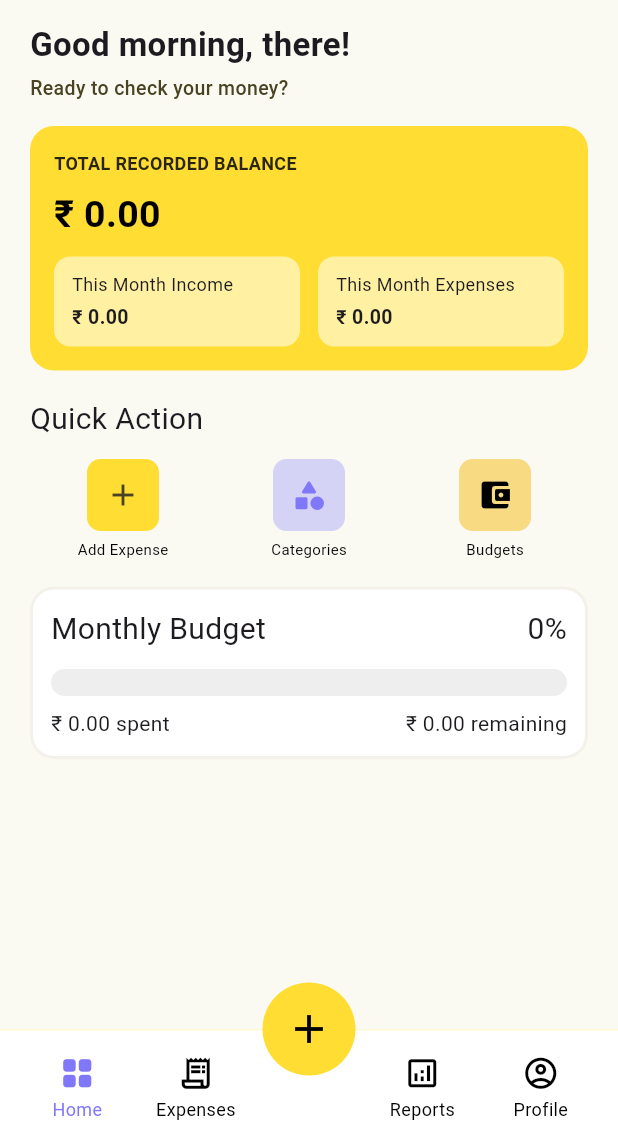
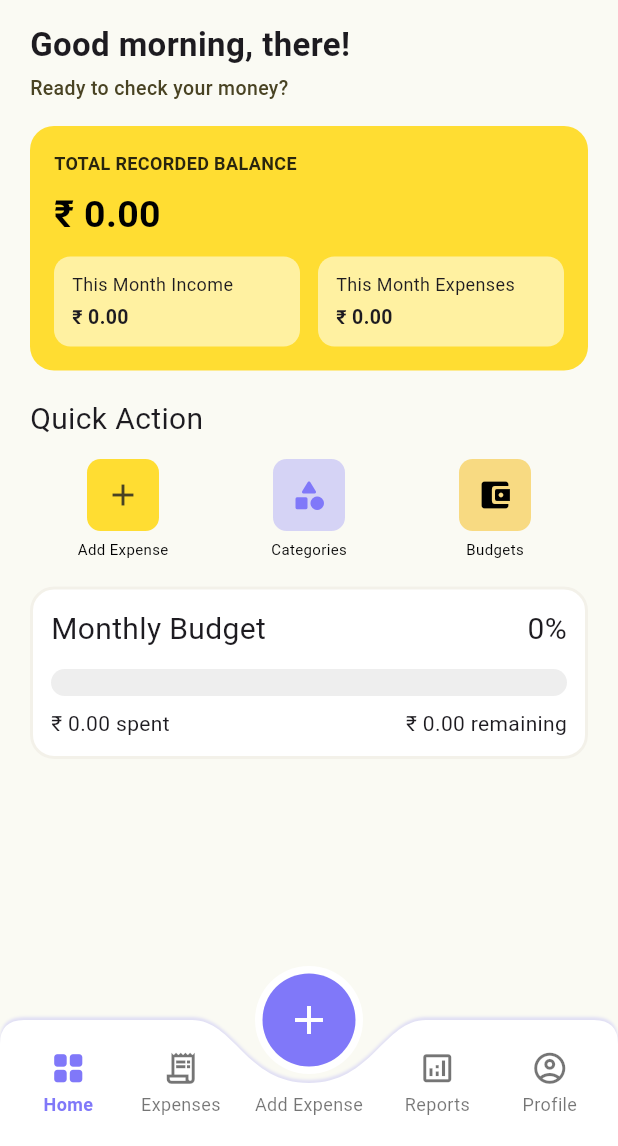
Before and after one commit to NeelSavsani/HisaabMitra, a Flutter app: the DashboardScreen screen opened by its route, after a tap on the "add" icon, on a phone screen of 412 x 824 dp, the part 90-1236 px from its top. Run offline on Flutter 3.47's test engine with Material 3 defaults, Android fonts, the phone set to English and light mode, and no system bars; our stand-ins replace firebase_auth, firebase_core, firebase_database, google_fonts; accounts and stored records are empty; Roboto replaces fonts that are missing (Chewy); project files that could hold a hidden picture were left out.

Commit message:
bottom completed

```diff
--- a/lib/dashboard_screen.dart
+++ b/lib/dashboard_screen.dart
@@ -23,13 +23,19 @@ class DashboardScreen extends StatelessWidget {
     return Scaffold(
       backgroundColor: const Color(0xFFFAFAF3),
       floatingActionButtonLocation: FloatingActionButtonLocation.centerDocked,
-      floatingActionButton: SizedBox(
-        width: 62,
-        height: 62,
+      floatingActionButton: Container(
+        width: 72,
+        height: 72,
+        padding: const EdgeInsets.all(5),
+        decoration: const BoxDecoration(
+          color: Colors.white,
+          shape: BoxShape.circle,
+        ),
         child: FloatingActionButton(
           onPressed: () {},
-          backgroundColor: const Color(0xFFFFDD32),
-          foregroundColor: Colors.black,
+          tooltip: 'Add Expense',
+          backgroundColor: const Color(0xFF8078F9),
+          foregroundColor: Colors.white,
           elevation: 0,
           shape: const CircleBorder(),
           child: const Icon(Icons.add, size: 32),
@@ -37,18 +43,15 @@ class DashboardScreen extends StatelessWidget {
       ),
       bottomNavigationBar: SafeArea(
         top: false,
-        child: Container(
-          height: 78,
-          decoration: BoxDecoration(
-            color: Colors.white,
-            border: Border(
-              top: BorderSide(
-                color: const Color(0xFFFFDD32).withValues(alpha: 0.2),
-              ),
-            ),
-          ),
+        left: false,
+        right: false,
+        child: SizedBox(
+          width: double.infinity,
+          height: 84,
+          child: CustomPaint(
+            painter: const _NotchedBarPainter(),
             child: Padding(
-            padding: const EdgeInsets.symmetric(horizontal: 12),
+              padding: const EdgeInsets.symmetric(horizontal: 8),
               child: Row(
                 children: const [
                   Expanded(
@@ -64,7 +67,25 @@ class DashboardScreen extends StatelessWidget {
                       icon: Icons.receipt_long_outlined,
                     ),
                   ),
-                SizedBox(width: 72),
+                  SizedBox(
+                    width: 96,
+                    child: Column(
+                      mainAxisAlignment: MainAxisAlignment.center,
+                      children: [
+                        SizedBox(height: 28),
+                        Text(
+                          'Add Expense',
+                          textAlign: TextAlign.center,
+                          maxLines: 1,
+                          overflow: TextOverflow.visible,
+                          style: TextStyle(
+                            color: Colors.black54,
+                            fontSize: 12,
+                          ),
+                        ),
+                      ],
+                    ),
+                  ),
                   Expanded(
                     child: _BottomMenuItem(
                       label: 'Reports',
@@ -78,6 +99,7 @@ class DashboardScreen extends StatelessWidget {
                     ),
                   ),
                 ],
+              ),
             ),
           ),
         ),
@@ -239,6 +261,65 @@ class DashboardScreen extends StatelessWidget {
   }
 }
 
+/// Paints the bottom bar with a smooth, wide curved notch in the center
+/// (like the reference design) instead of a circular notch.
+class _NotchedBarPainter extends CustomPainter {
+  const _NotchedBarPainter();
+
+  static const double _cornerRadius = 16;
+  static const double _notchHalfWidth = 78;
+  static const double _notchDepth = 42;
+
+  Path _buildPath(Size size) {
+    final cx = size.width / 2;
+    final path = Path()
+      ..moveTo(0, _cornerRadius)
+      ..quadraticBezierTo(0, 0, _cornerRadius, 0)
+      ..lineTo(cx - _notchHalfWidth, 0)
+    // Smooth curve going down into the notch.
+      ..cubicTo(
+        cx - 50,
+        0,
+        cx - 42,
+        _notchDepth,
+        cx,
+        _notchDepth,
+      )
+    // Smooth curve coming back up out of the notch.
+      ..cubicTo(
+        cx + 42,
+        _notchDepth,
+        cx + 50,
+        0,
+        cx + _notchHalfWidth,
+        0,
+      )
+      ..lineTo(size.width - _cornerRadius, 0)
+      ..quadraticBezierTo(size.width, 0, size.width, _cornerRadius)
+      ..lineTo(size.width, size.height)
+      ..lineTo(0, size.height)
+      ..close();
+    return path;
+  }
+
+  @override
+  void paint(Canvas canvas, Size size) {
+    final path = _buildPath(size);
+
+    // Box shadow: x: 0, y: -2, blur: 2, spread: 0, color: D5D3F5, opacity: 69%.
+    // (Flutter's blur sigma = CSS/Figma blur / 2.)
+    final shadowPaint = Paint()
+      ..color = const Color(0xFFD5D3F5).withValues(alpha: 0.69)
+      ..maskFilter = const MaskFilter.blur(BlurStyle.normal, 1);
+    canvas.drawPath(path.shift(const Offset(0, -2)), shadowPaint);
+
+    canvas.drawPath(path, Paint()..color = Colors.white);
+  }
+
+  @override
+  bool shouldRepaint(covariant CustomPainter oldDelegate) => false;
+}
+
 class _BottomMenuItem extends StatelessWidget {
   const _BottomMenuItem({
     required this.label,
@@ -252,14 +333,21 @@ class _BottomMenuItem extends StatelessWidget {
 
   @override
   Widget build(BuildContext context) {
-    final color = selected ? const Color(0xFF8078F9) : Colors.black;
+    final color = selected ? const Color(0xFF8078F9) : Colors.black54;
 
     return Column(
       mainAxisAlignment: MainAxisAlignment.center,
       children: [
         Icon(icon, size: 25, color: color),
         const SizedBox(height: 3),
-        Text(label, style: TextStyle(fontSize: 12, color: color)),
+        Text(
+          label,
+          style: TextStyle(
+            fontSize: 12,
+            color: color,
+            fontWeight: selected ? FontWeight.w600 : FontWeight.normal,
+          ),
+        ),
       ],
     );
   }
```
Lines whose indentation alone changed are shown as unchanged.
